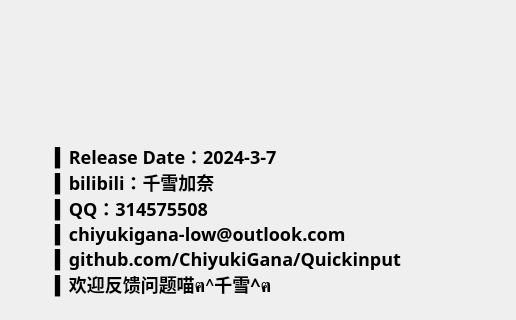
Above: .ui/AboutUi.ui from ChiyukiGana/Quickinput before the change; both pictures show x 0 to 516 and y 0 to 320 of the 640 by 440 pixel window. Below: the same form after it.
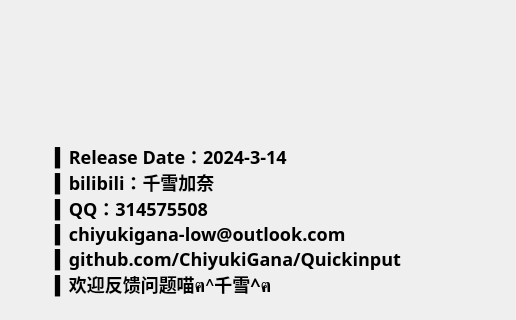
That is the form after the change. Icons and pictures are not drawn.

The edit to the form file:
```diff
--- a/.ui/AboutUi.ui
+++ b/.ui/AboutUi.ui
@@ -75,7 +75,7 @@
 QLabel:hover{color:#00F;}</string>
      </property>
      <property name="text">
-      <string>▍Release Date：2024-3-7
+      <string>▍Release Date：2024-3-14
 ▍bilibili：千雪加奈
 ▍QQ：314575508
 ▍chiyukigana-low@outlook.com
```
